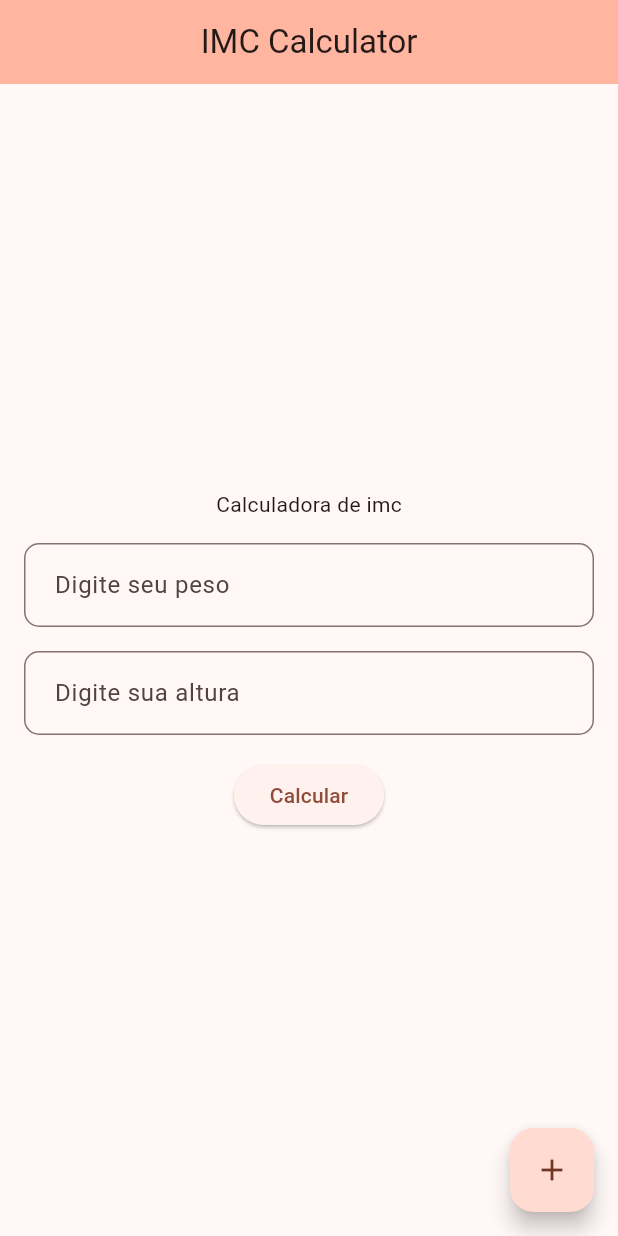
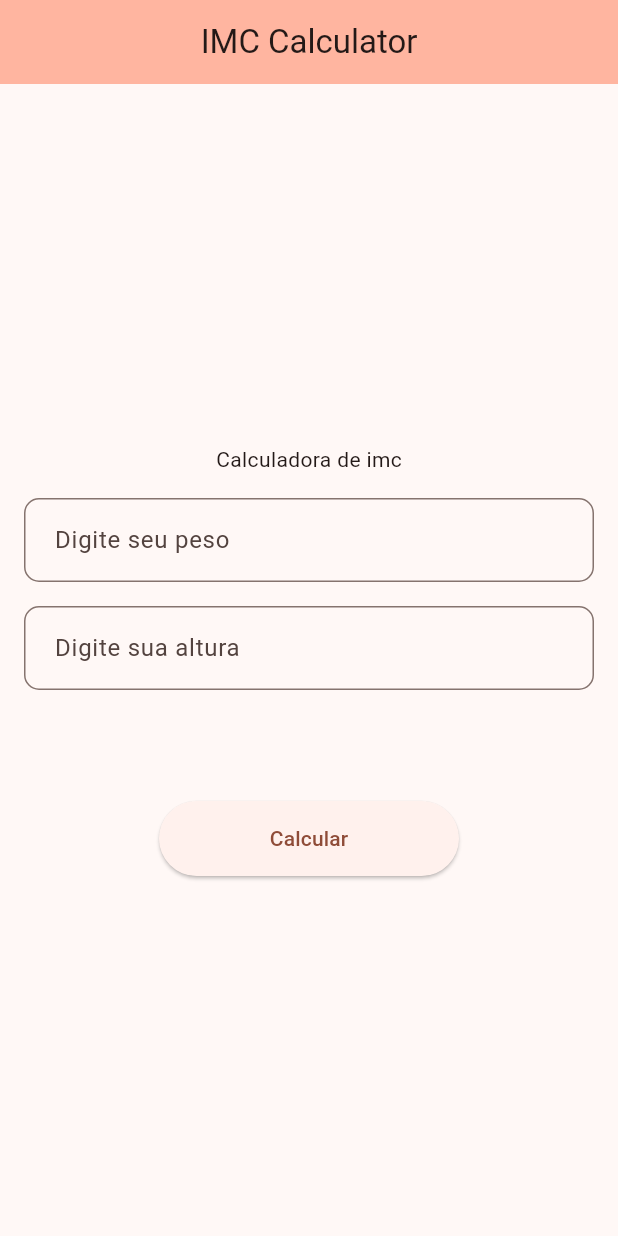
Before and after one commit to francovinicius/firstAppFlutter, a Flutter app: the screen it shows after launch, after a tap on "Calcular", on a phone screen of 412 x 824 dp. Run offline on Flutter 3.47's test engine with Material 2 defaults, Android fonts, the phone set to English and light mode, and no system bars.

Commit message:
finished IMC app

```diff
--- a/lib/main.dart
+++ b/lib/main.dart
@@ -32,14 +32,9 @@ class MyHomePage extends StatefulWidget {
 }
 
 class _MyHomePageState extends State<MyHomePage> {
-  int _counter = 0;
-
-  void _incrementCounter() {
-    setState(() {
-
-      _counter++;
-    });
-  }
+  TextEditingController controllerPeso = TextEditingController();
+  TextEditingController controllerAltura = TextEditingController();
+  String resultadoImc = '';
 
   @override
   Widget build(BuildContext context) {
@@ -65,9 +60,11 @@ class _MyHomePageState extends State<MyHomePage> {
             ),
             const SizedBox(height: 16),
             TextFormField(
+              keyboardType: const TextInputType.numberWithOptions(),
+              controller: controllerPeso,
               decoration: const InputDecoration(
                   labelText: ' Digite seu peso ',
-                hintText: 'Digite seu peso',
+                hintText: 'Ex.: 93.2',
                 border: OutlineInputBorder (
                   borderRadius: BorderRadius.all(Radius.circular(10.0))
                 )
@@ -76,28 +73,38 @@ class _MyHomePageState extends State<MyHomePage> {
             ),
             const SizedBox(height: 16),
             TextFormField(
+              keyboardType: const TextInputType.numberWithOptions(),
+              controller: controllerAltura,
               decoration: const InputDecoration(
                 labelText: ' Digite sua altura ',
-                  hintText: 'Digite sua altura',
+                  hintText: 'Ex.: 1.81',
                   border: OutlineInputBorder (
                       borderRadius: BorderRadius.all(Radius.circular(10.0))
                   )
               ),
 
             ),
+
+            const SizedBox(height: 24),
+            Text(resultadoImc, style: const TextStyle(fontSize: 24, fontWeight: FontWeight.bold),),
+
             const SizedBox(height: 16),
-            ElevatedButton(
+            Container(
+                width: 200,
+                height: 50,
+                child: ElevatedButton(
                 onPressed: (){
-                  print('cliquei');
+                  setState(() {
+                    num numAux = (num.parse(controllerPeso.text) / (num.parse(controllerAltura.text)  * num.parse(controllerAltura.text)));
+
+                    resultadoImc = numAux.toStringAsFixed(2);
+                  });
+
                 },
-                child: const Text('Calcular'))
+                child: const Text('Calcular')),
+            )
           ],
         ),)
-      ),
-      floatingActionButton: FloatingActionButton(
-        onPressed: _incrementCounter,
-        tooltip: 'Increment',
-        child: const Icon(Icons.add),
       ),
     );
   }
```
